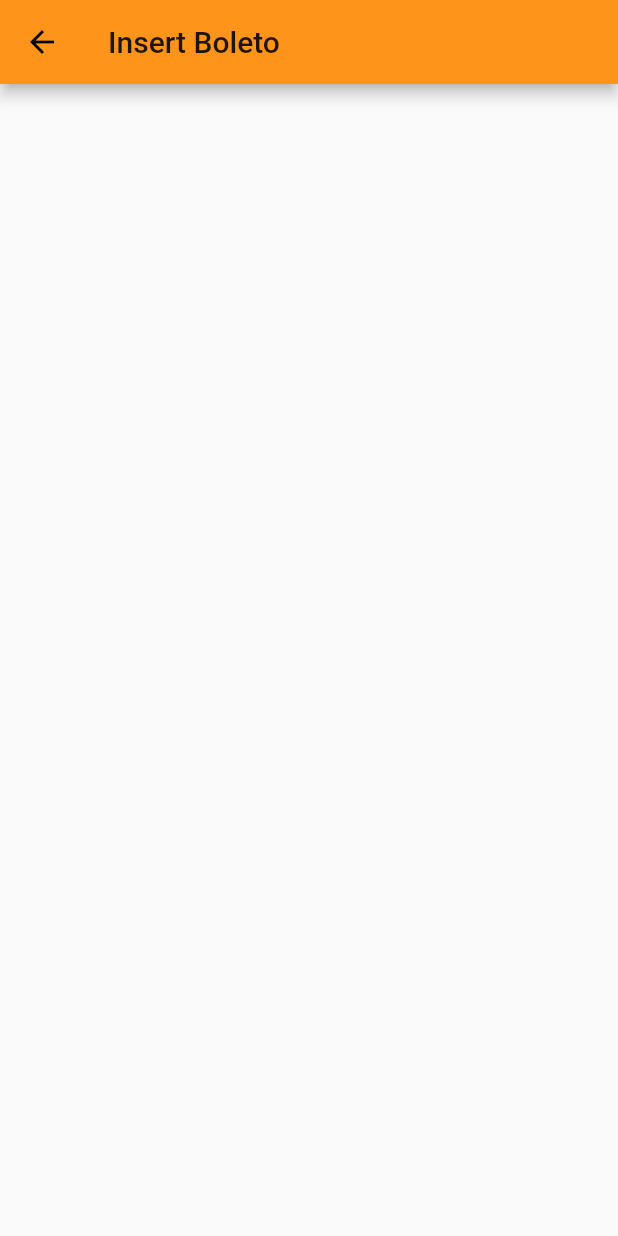
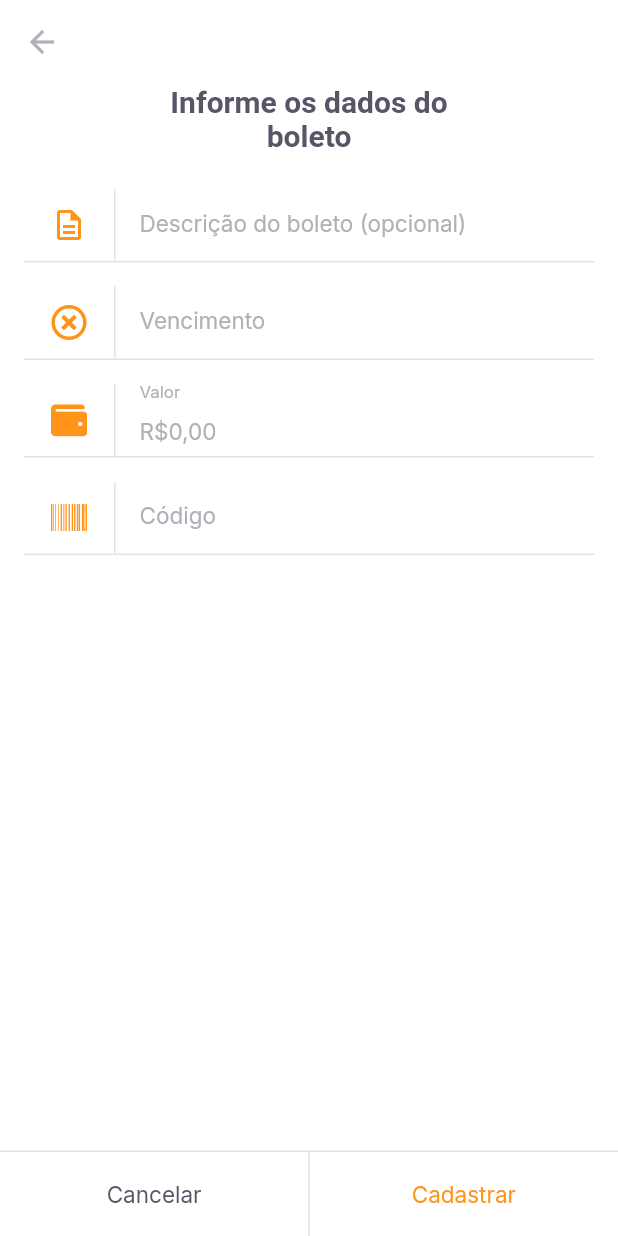
Before and after one commit to flaviopc/payflow_nlw, a Flutter app: the InsertBoletoPage screen opened by its route, on a phone screen of 412 x 824 dp. Run offline on Flutter 3.47's test engine with Material 2 defaults, Android fonts, the phone set to English and light mode, and no system bars; our stand-ins replace camera, firebase_core, flutter_masked_text2, font_awesome_flutter, google_fonts, google_sign_in and 2 more; missing offline and left inert: google_ml_kit; accounts and stored records are empty.

Commit message:
criação dos inputs

```diff
--- a/lib/app_widget.dart
+++ b/lib/app_widget.dart
@@ -2,7 +2,7 @@ import 'package:flutter/material.dart';
 import 'package:flutter/services.dart';
 import 'package:payflow/modules/barcode_scanner/barcode_scanner_page.dart';
 import 'package:payflow/modules/home/home_page.dart';
-import 'package:payflow/modules/insert_boleto/insert_boleto.dart';
+import 'package:payflow/modules/insert_boleto/insert_boleto_page.dart';
 import 'package:payflow/modules/login/login_page.dart';
 import 'package:payflow/modules/splash/splash_page.dart';
 import 'package:payflow/shared/themes/app_colors.dart';
--- a/lib/modules/barcode_scanner/barcode_scanner_page.dart
+++ b/lib/modules/barcode_scanner/barcode_scanner_page.dart
@@ -79,10 +79,12 @@ class _BarcodeScannerPageState extends State<BarcodeScannerPage> {
               bottomNavigationBar: SetLabelButtons(
                 primaryLabel: "Inserir código do boleto",
                 primaryOnPressed: () {
-                  //controller.status = BarcodeScannerStatus.error("Error");
+                  Navigator.pushNamed(context, "/insert_boleto");
                 },
                 secondaryLabel: "Adicionar da galeria",
-                secondaryOnPressed: () {},
+                secondaryOnPressed: () {
+                  controller.scanWithImagePicker();
+                },
               ),
             ),
           ),
@@ -96,7 +98,9 @@ class _BarcodeScannerPageState extends State<BarcodeScannerPage> {
                       controller.scanWithCamera();
                     },
                     secondaryLabel: "Digitar código",
-                    secondaryOnPressed: () {},
+                    secondaryOnPressed: () {
+                      Navigator.pushNamed(context, "/insert_boleto");
+                    },
                     title: "Não foi possivel ler um código de barras.",
                     subtitle: "Tente novamente ou digite o código.");
               else
--- a/lib/modules/home/home_page.dart
+++ b/lib/modules/home/home_page.dart
@@ -73,7 +73,8 @@ class _HomePageState extends State<HomePage> {
             ),
             GestureDetector(
               onTap: () {
-                Navigator.pushNamed(context, "/barcode_scanner");
+                //Navigator.pushNamed(context, "/barcode_scanner");
+                Navigator.pushNamed(context, "/insert_boleto");
               },
               child: Container(
                 width: 50,
--- a/lib/modules/insert_boleto/insert_boleto.dart
+++ /dev/null
@@ -1,14 +0,0 @@
-import 'package:flutter/material.dart';
-
-class InsertBoletoPage extends StatelessWidget {
-  const InsertBoletoPage({Key? key}) : super(key: key);
-
-  @override
-  Widget build(BuildContext context) {
-    return Scaffold(
-      appBar: AppBar(
-        title: Text("Insert Boleto"),
-      ),
-    );
-  }
-}
--- /dev/null
+++ b/lib/modules/insert_boleto/insert_boleto_page.dart
@@ -0,0 +1,94 @@
+import 'package:flutter/material.dart';
+import 'package:flutter_masked_text2/flutter_masked_text2.dart';
+import 'package:font_awesome_flutter/font_awesome_flutter.dart';
+import 'package:payflow/shared/themes/app_colors.dart';
+import 'package:payflow/shared/themes/app_text_styles.dart';
+import 'package:payflow/shared/widgets/input_text/input_text_widget.dart';
+import 'package:payflow/shared/widgets/set_label_buttons/set_label_buttons.dart';
+
+class InsertBoletoPage extends StatefulWidget {
+  final String? barcode;
+  const InsertBoletoPage({Key? key, this.barcode}) : super(key: key);
+
+  @override
+  _InsertBoletoPageState createState() => _InsertBoletoPageState();
+}
+
+class _InsertBoletoPageState extends State<InsertBoletoPage> {
+  final moneyInputTextController =
+      MoneyMaskedTextController(leftSymbol: "R\$", decimalSeparator: ",");
+  final dueDateInputTextController = MaskedTextController(mask: "00/00/0000");
+  final barcodeInputTextController = TextEditingController();
+
+  @override
+  void initState() {
+    if (widget.barcode != null) {
+      barcodeInputTextController.text = widget.barcode!;
+    }
+    super.initState();
+  }
+
+  @override
+  Widget build(BuildContext context) {
+    return Scaffold(
+      backgroundColor: AppColors.background,
+      appBar: AppBar(
+        backgroundColor: AppColors.background,
+        elevation: 0,
+        leading: BackButton(
+          color: AppColors.input,
+        ),
+      ),
+      body: Padding(
+        padding: const EdgeInsets.symmetric(horizontal: 16),
+        child: Column(
+          crossAxisAlignment: CrossAxisAlignment.center,
+          children: [
+            Padding(
+              padding: const EdgeInsets.symmetric(horizontal: 80),
+              child: Text(
+                "Informe os dados do boleto",
+                style: TextStyles.titleBoldHeading,
+                textAlign: TextAlign.center,
+              ),
+            ),
+            SizedBox(
+              height: 24,
+            ),
+            InputTextWidget(
+              label: "Descrição do boleto (opcional)",
+              icon: Icons.description_outlined,
+              onChanged: (v) {},
+            ),
+            InputTextWidget(
+              controller: dueDateInputTextController,
+              label: "Vencimento",
+              icon: FontAwesomeIcons.timesCircle,
+              onChanged: (v) {},
+            ),
+            InputTextWidget(
+              controller: moneyInputTextController,
+              label: "Valor",
+              icon: FontAwesomeIcons.wallet,
+              onChanged: (v) {},
+            ),
+            InputTextWidget(
+              controller: barcodeInputTextController,
+              label: "Código",
+              icon: FontAwesomeIcons.barcode,
+              onChanged: (v) {},
+            ),
+          ],
+        ),
+      ),
+      bottomNavigationBar: SetLabelButtons(
+          enableSecondaryColor: true,
+          primaryLabel: "Cancelar",
+          primaryOnPressed: () {
+            Navigator.pop(context);
+          },
+          secondaryLabel: "Cadastrar",
+          secondaryOnPressed: () {}),
+    );
+  }
+}
--- a/lib/shared/themes/app_colors.dart
+++ b/lib/shared/themes/app_colors.dart
@@ -9,4 +9,5 @@ class AppColors {
   static final stroke = Color(0xFFE3E3E6);
   static final shape = Color(0xFFFAFAFC);
   static final background = Color(0xFFFFFFFF);
+  static final input = Color(0xFFB1B0B8);
 }
--- a/lib/shared/themes/app_text_styles.dart
+++ b/lib/shared/themes/app_text_styles.dart
@@ -78,6 +78,11 @@ class TextStyles {
     fontWeight: FontWeight.w700,
     color: AppColors.background,
   );
+  static final input = GoogleFonts.inter(
+    fontSize: 15,
+    fontWeight: FontWeight.w400,
+    color: AppColors.input,
+  );
   static final captionBackground = GoogleFonts.inter(
     fontSize: 13,
     fontWeight: FontWeight.w400,
--- /dev/null
+++ b/lib/shared/widgets/input_text/input_text_widget.dart
@@ -0,0 +1,69 @@
+import 'package:flutter/material.dart';
+
+import 'package:payflow/shared/themes/app_colors.dart';
+import 'package:payflow/shared/themes/app_text_styles.dart';
+
+class InputTextWidget extends StatelessWidget {
+  final String label;
+  final IconData icon;
+  final String? initialValue;
+  final String? Function(String?)? validator;
+  final TextEditingController? controller;
+  final void Function(String value) onChanged;
+
+  const InputTextWidget({
+    Key? key,
+    required this.label,
+    required this.icon,
+    this.initialValue,
+    this.validator,
+    this.controller,
+    required this.onChanged,
+  }) : super(key: key);
+
+  @override
+  Widget build(BuildContext context) {
+    return Padding(
+      padding: const EdgeInsets.only(bottom: 16),
+      child: Column(
+        children: [
+          TextFormField(
+            controller: controller,
+            onChanged: onChanged,
+            initialValue: initialValue,
+            validator: validator,
+            style: TextStyles.input,
+            decoration: InputDecoration(
+              contentPadding: EdgeInsets.zero,
+              labelText: label,
+              labelStyle: TextStyles.input,
+              icon: Row(
+                mainAxisSize: MainAxisSize.min,
+                children: [
+                  Padding(
+                    padding: const EdgeInsets.symmetric(horizontal: 18),
+                    child: Icon(
+                      icon,
+                      color: AppColors.primary,
+                    ),
+                  ),
+                  Container(
+                    width: 1,
+                    height: 48,
+                    color: AppColors.stroke,
+                  ),
+                ],
+              ),
+              border: InputBorder.none,
+            ),
+          ),
+          Divider(
+            color: AppColors.stroke,
+            height: 1,
+            thickness: 1,
+          ),
+        ],
+      ),
+    );
+  }
+}
--- a/lib/shared/widgets/set_label_buttons/set_label_buttons.dart
+++ b/lib/shared/widgets/set_label_buttons/set_label_buttons.dart
@@ -10,6 +10,7 @@ class SetLabelButtons extends StatelessWidget {
   final String secondaryLabel;
   final VoidCallback secondaryOnPressed;
   final bool enablePrimayColor;
+  final bool enableSecondaryColor;
 
   const SetLabelButtons(
       {Key? key,
@@ -17,14 +18,25 @@ class SetLabelButtons extends StatelessWidget {
       required this.primaryOnPressed,
       required this.secondaryLabel,
       required this.secondaryOnPressed,
-      this.enablePrimayColor = false})
+      this.enablePrimayColor = false,
+      this.enableSecondaryColor = false})
       : super(key: key);
 
   @override
   Widget build(BuildContext context) {
     return Container(
-      color: AppColors.shape,
-      height: 50,
+      color: AppColors.background,
+      height: 57,
+      child: Column(
+        mainAxisSize: MainAxisSize.min,
+        children: [
+          Divider(
+            thickness: 1,
+            height: 1,
+            color: AppColors.stroke,
+          ),
+          Container(
+            height: 56,
             child: Row(
               children: [
                 Expanded(
@@ -36,7 +48,15 @@ class SetLabelButtons extends StatelessWidget {
                 DividerVerticalWidget(),
                 Expanded(
                   child: LabelButton(
-                  label: secondaryLabel, onPressed: secondaryOnPressed)),
+                    label: secondaryLabel,
+                    onPressed: secondaryOnPressed,
+                    style:
+                        enableSecondaryColor ? TextStyles.buttonPrimary : null,
+                  ),
+                ),
+              ],
+            ),
+          ),
         ],
       ),
     );
--- a/pubspec.yaml
+++ b/pubspec.yaml
@@ -32,6 +32,8 @@ dependencies:
   camera: ^0.8.1+3
   image_picker: ^0.8.0+4
   image_picker_for_web: ^2.0.0
+  font_awesome_flutter: ^9.1.0
+  flutter_masked_text2: ^0.9.1
 
 
   # The following adds the Cupertino Icons font to your application.
```
Also changed, not shown: pubspec.lock. Lines whose indentation alone changed are shown as unchanged.
